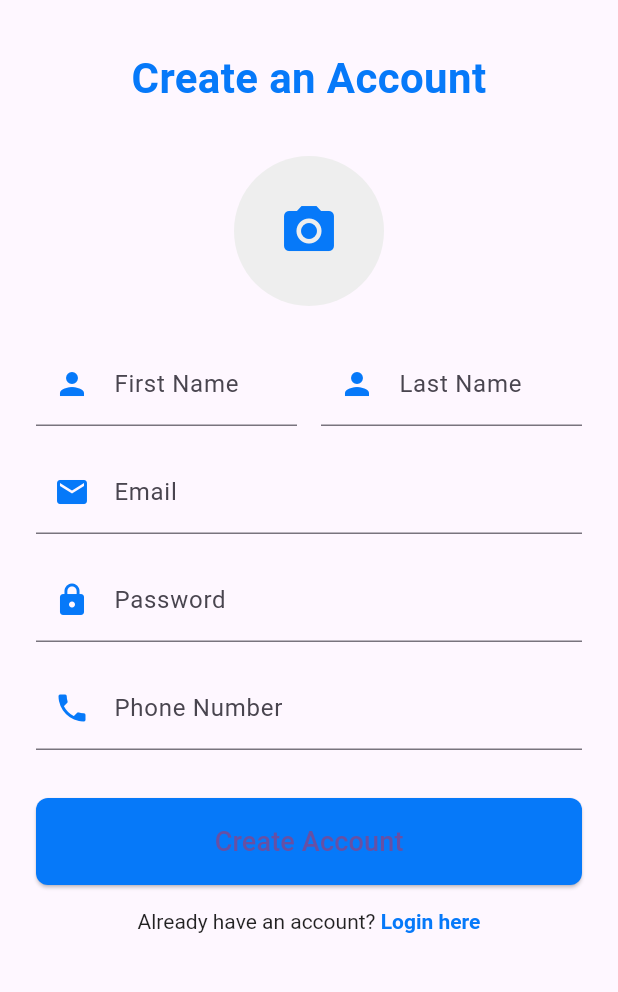
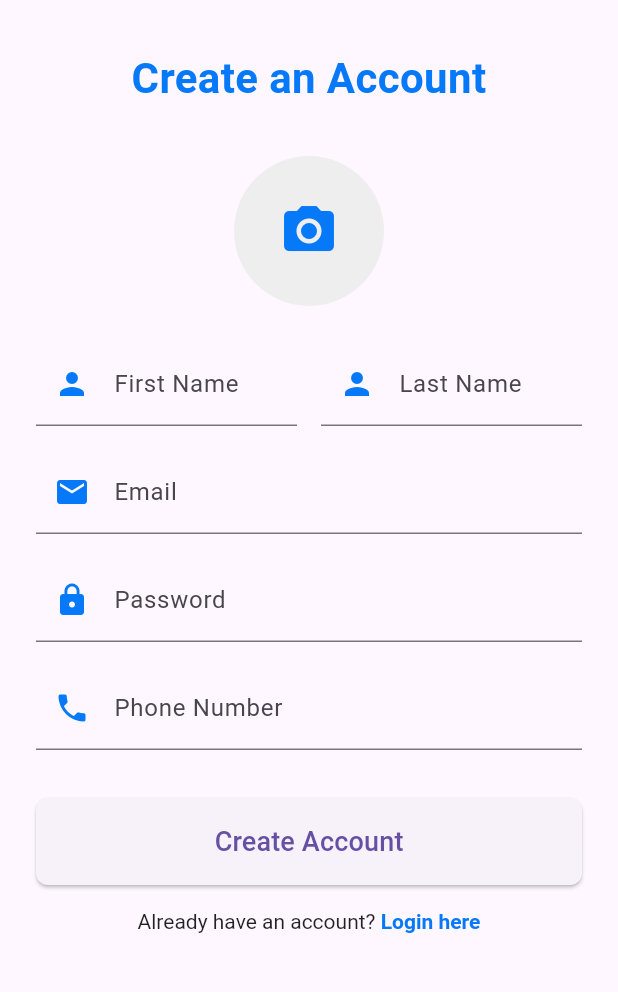
Before and after one commit to PonlokSimeng2/kfa_mobile_nu, a Flutter app: the RegisterPage screen opened directly, on a phone screen of 412 x 824 dp, the part 84-1076 px from its top. Run offline on Flutter 3.47's test engine with Material 3 defaults, Android fonts, the phone set to English and light mode, and no system bars; our stand-ins replace animated_text_kit, awesome_dialog, barcode_widget, bot_toast, cached_network_image, carousel_slider and 24 more; missing offline and left inert: kimapp; accounts and stored records are empty; generated files the repository leaves out were written again; statements that could not run were skipped; project files that could hold a hidden picture were left out.

Commit message:
Removed unused imports and simplified the code in the register_page.dart file.

```diff
--- a/lib/src/pages/register_page.dart
+++ b/lib/src/pages/register_page.dart
@@ -2,17 +2,12 @@ import 'dart:io';
 import 'dart:math';
 import 'dart:typed_data';
 import 'package:awesome_dialog/awesome_dialog.dart';
-import 'package:bot_toast/bot_toast.dart';
 import 'package:flutter/gestures.dart';
-import 'package:flutter/material.dart';
-import 'package:kfa_mobile_nu/constaints.dart';
-import 'package:kfa_mobile_nu/exports.dart';
-import 'package:kfa_mobile_nu/src/helpers/build_context_helper.dart';
-import 'package:kfa_mobile_nu/src/pages/home_page.dart';
-import 'package:kfa_mobile_nu/src/pages/login_page.dart';
-import 'package:kfa_mobile_nu/src/providers/auth_provider.dart';
-import 'package:kfa_mobile_nu/src/widgets/formTwin.dart';
-import 'package:hooks_riverpod/hooks_riverpod.dart';
+import '../../exports.dart';
+import '../helpers/build_context_helper.dart';
+import 'home_page.dart';
+import 'login_page.dart';
+import '../providers/auth_provider.dart';
 
 class RegisterPage extends ConsumerStatefulWidget {
   const RegisterPage({super.key});
@@ -88,7 +83,8 @@ class _RegisterState extends ConsumerState<RegisterPage> {
       body: SafeArea(
         child: SingleChildScrollView(
           child: Padding(
-            padding: const EdgeInsets.symmetric(horizontal: 24.0, vertical: 32.0),
+            padding:
+                const EdgeInsets.symmetric(horizontal: 24.0, vertical: 32.0),
             child: Form(
               key: _formKey,
               child: Column(
@@ -204,7 +200,6 @@ class _RegisterState extends ConsumerState<RegisterPage> {
     return ElevatedButton(
       onPressed: _handleSubmit,
       style: ElevatedButton.styleFrom(
-        primary: kPrimaryColor,
         padding: const EdgeInsets.symmetric(vertical: 16.0),
         shape: RoundedRectangleBorder(
           borderRadius: BorderRadius.circular(8.0),
```
